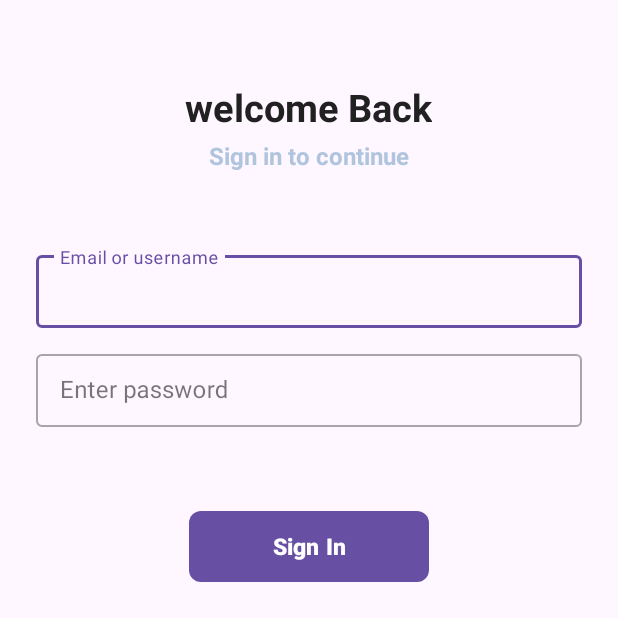
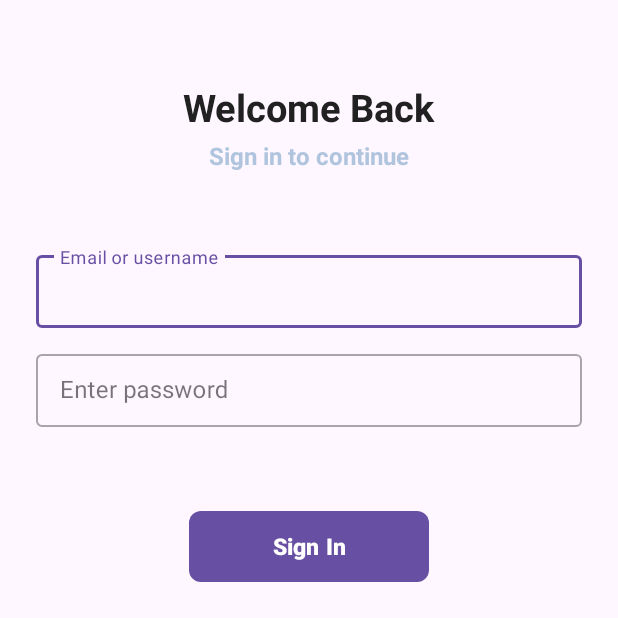
Before and after one commit to Makondelela/Uber_Clone, an Android app: the screen it shows after launch once a user with an empty profile is signed in (SignIn), on a phone screen of 412 x 824 dp, the top half of it. Run offline under Robolectric (Android 15) with nearby library versions, the phone set to English and light mode, and no system bars; our stand-ins replace Firebase (no records; nobody signed in at launch, a user with empty details on screens opened directly).

Commit message:
Update activity_sign_in.xml

```diff
--- a/app/src/main/res/layout/activity_sign_in.xml
+++ b/app/src/main/res/layout/activity_sign_in.xml
@@ -21,7 +21,7 @@
         android:layout_width="wrap_content"
         android:layout_height="wrap_content"
         android:layout_marginTop="30dp"
-        android:text="welcome Back"
+        android:text="Welcome Back"
         android:textColor="@color/primary_text"
         android:textSize="25sp"
         android:textStyle="bold"/>
@@ -86,6 +86,41 @@
         app:cornerRadius="8dp"/>
 
     <androidx.cardview.widget.CardView
+        android:layout_width="200dp"
+        android:id="@+id/cardV2"
+        android:layout_marginTop="-85dp"
+        android:layout_height="120dp"
+        app:cardElevation="10dp"
+        app:cardCornerRadius="12dp"
+        app:cardMaxElevation="12dp"
+        android:visibility="gone"
+        app:cardPreventCornerOverlap="true"
+
+        app:cardUseCompatPadding="true">
+
+        <ProgressBar
+            android:id="@+id/loading_indicator"
+            android:layout_width="wrap_content"
+            android:layout_height="wrap_content"
+            android:layout_marginTop="5dp"
+            android:layout_centerInParent="true"
+            android:layout_marginLeft="55dp"
+            />
+
+        <TextView
+            android:id="@+id/loading_text"
+            android:layout_width="wrap_content"
+            android:layout_marginTop="50dp"
+            android:layout_height="wrap_content"
+            android:layout_below="@id/loading_indicator"
+            android:layout_centerHorizontal="true"
+            android:text="Signing In ..."
+            android:layout_marginLeft="45dp"
+            />
+
+    </androidx.cardview.widget.CardView>
+
+    <androidx.cardview.widget.CardView
         android:layout_width="300dp"
         android:id="@+id/cardV1"
         android:layout_marginTop="-30dp"
```
